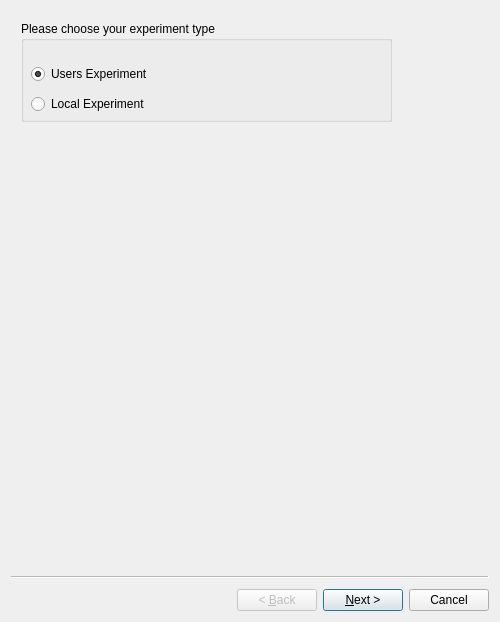
SESAME-Synchrotron/HESEBScanTool, file ui/configWizard.ui: the form before one commit.
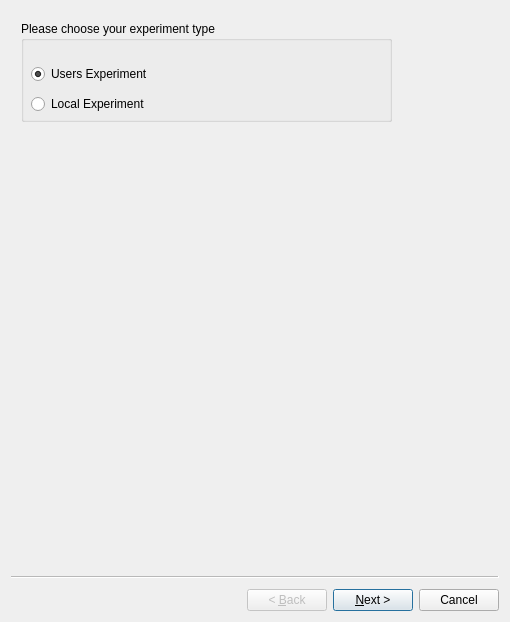
The form after the commit.

Commit message: enable & disable some mapping scan widgets

```diff
--- a/ui/configWizard.ui
+++ b/ui/configWizard.ui
@@ -6,7 +6,7 @@
    <rect>
     <x>0</x>
     <y>0</y>
-    <width>500</width>
+    <width>510</width>
     <height>622</height>
    </rect>
   </property>
```
Left out of the diff: 2 changed lines with no effect on the pictures. The commit also changes 6 other files.
